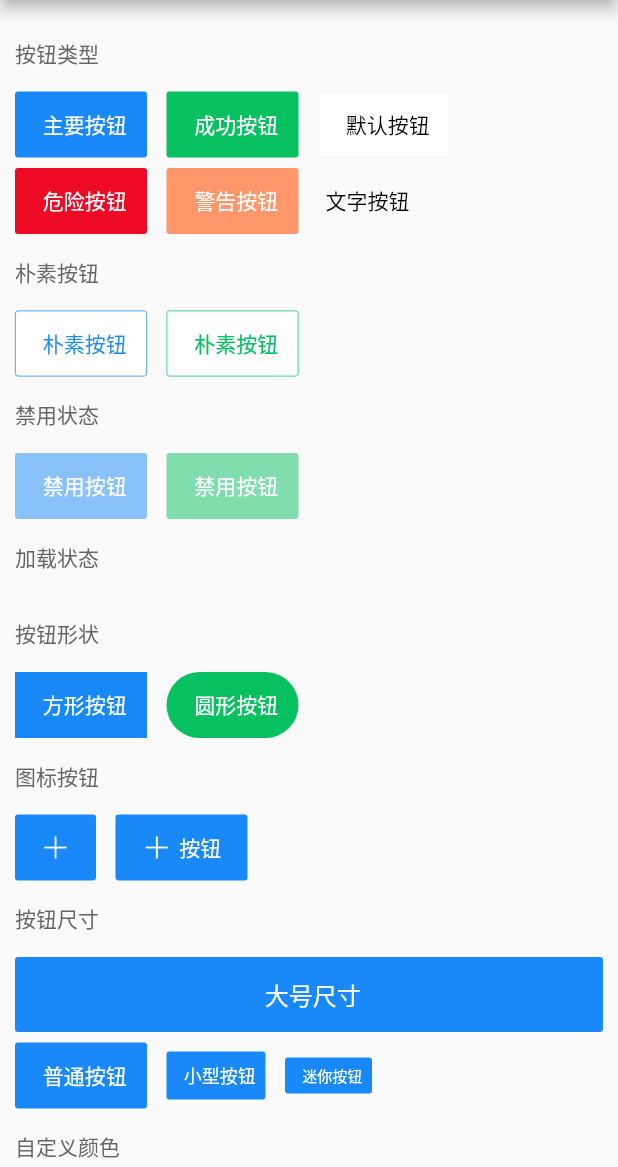
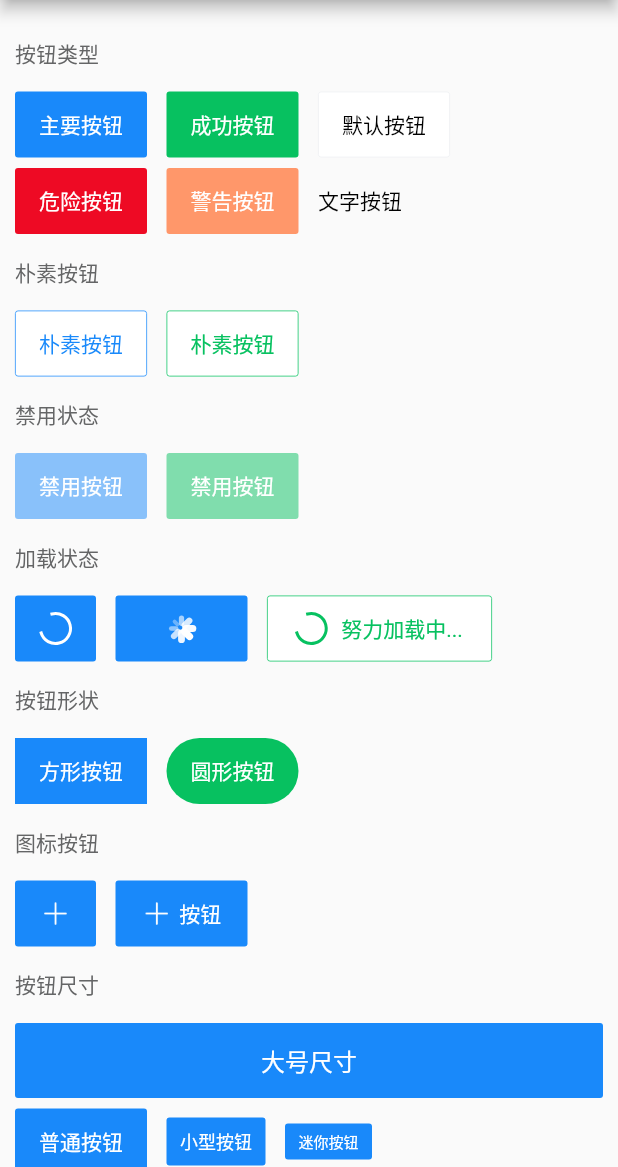
Before and after one commit to oblivioussing/vant_flutter, a Flutter app: the ButtonDemo screen opened directly, on a phone screen of 412 x 824 dp, the part 69-1236 px from its top. Run offline on Flutter 3.47's test engine with Material 2 defaults, Android fonts, the phone set to English and light mode, and no system bars.

Commit message:
loading button

```diff
--- a/lib/demo/button.dart
+++ b/lib/demo/button.dart
@@ -1,6 +1,7 @@
 import 'package:flutter/cupertino.dart';
 import 'package:flutter/material.dart';
 import 'package:vant_flutter/package/button/button.dart';
+import 'package:vant_flutter/package/loading/loading.dart';
 
 import 'package:vant_flutter/package/nav_bar/nav_bar.dart';
 import 'package:vant_flutter/package/style/color.dart';
@@ -149,7 +150,37 @@ class _ButtonDemoState extends State<ButtonDemo> {
   // 加载状态
   Widget _loading() {
     return Row(
-      children: [],
+      children: [
+        ChantButton(
+          type: ButtonType.primary,
+          loading: true,
+          onPressed: () {
+            print('disabled');
+          },
+        ),
+        SizedBox(width: 13),
+        ChantButton(
+          text: '保存',
+          type: ButtonType.primary,
+          loading: true,
+          loadingType: LoadingType.spinner,
+          onPressed: () {
+            print('disabled');
+          },
+        ),
+        SizedBox(width: 13),
+        ChantButton(
+          text: '保存',
+          type: ButtonType.success,
+          loading: true,
+          loadingText: '努力加载中...',
+          plain: true,
+          width: 150,
+          onPressed: () {
+            print('disabled');
+          },
+        ),
+      ],
     );
   }
 
--- a/lib/package/button/button.dart
+++ b/lib/package/button/button.dart
@@ -64,6 +64,7 @@ class ChantButton extends StatefulWidget {
 class _ChantButtonState extends State<ChantButton> {
   late Color backgroundColor; // 背景颜色
   late double borderRadius; // 圆角
+  late Color color; // 颜色
   late Color fontColor; // 文字颜色
   late double fontSize; // 文字大小
   late BorderSide borderSide; // 边框
@@ -116,7 +117,7 @@ class _ChantButtonState extends State<ChantButton> {
       ButtonType.primary: ChantColor.primary,
     };
     // 颜色
-    var color = colorMap[widget.type] as Color;
+    color = colorMap[widget.type] as Color;
     // 背景颜色
     if (widget.type == ButtonType.normal) {
       backgroundColor = widget.backgroundColor;
@@ -240,11 +241,13 @@ class _ChantButtonState extends State<ChantButton> {
 
   // button
   Widget _button() {
+    if (widget.loading) {
+      return _loading();
+    }
     return Row(
       mainAxisAlignment: widget.mainAxisAlignment,
       children: [
         _icon(),
-        SizedBox(width: widget.text.isEmpty ? 0 : 5),
         Container(
           alignment: Alignment.center,
           padding: widget.padding,
@@ -254,14 +257,39 @@ class _ChantButtonState extends State<ChantButton> {
     );
   }
 
+  Widget _loading() {
+    var loadingColor = ChantColor.white;
+    var size = 20.0;
+    if (widget.plain) {
+      loadingColor = color;
+    }
+    if (widget.size == ButtonSize.mini) {
+      size = 13;
+    }
+    return ChantLoading(
+      color: loadingColor,
+      size: size,
+      text: widget.loadingText,
+      textColor: loadingColor,
+      type: widget.loadingType,
+    );
+  }
+
   Widget _icon() {
     if (widget.icon.isEmpty) {
       return SizedBox.shrink();
     }
-    return Image.asset(
-      widget.icon,
-      height: iconHeight,
-      width: iconWidth,
+    return Row(
+      children: [
+        Image.asset(
+          widget.icon,
+          height: iconHeight,
+          width: iconWidth,
+        ),
+        SizedBox(
+          width: widget.text.isEmpty ? 0 : 5,
+        ),
+      ],
     );
   }
 }
--- a/lib/package/loading/loading.dart
+++ b/lib/package/loading/loading.dart
@@ -30,16 +30,14 @@ class ChantLoading extends StatelessWidget {
   Widget build(BuildContext context) {
     return Flex(
       direction: this.vertical ? Axis.vertical : Axis.horizontal,
+      mainAxisAlignment: MainAxisAlignment.center,
       children: [
         SizedBox(
           height: size,
           width: size,
           child: type == LoadingType.circular ? _circular() : _spinner(),
         ),
-        SizedBox(
-          height: vertical ? 10 : 0,
-          width: !vertical ? 10 : 0,
-        ),
+        _gap(),
         _text(),
       ],
     );
@@ -54,6 +52,16 @@ class ChantLoading extends StatelessWidget {
 
   Widget _spinner() {
     return LineSpinFadeLoaderIndicator(ballColor: color);
+  }
+
+  Widget _gap() {
+    if (text.isEmpty) {
+      return SizedBox.shrink();
+    }
+    return SizedBox(
+      height: vertical ? 10 : 0,
+      width: !vertical ? 10 : 0,
+    );
   }
 
   Widget _text() {
```
